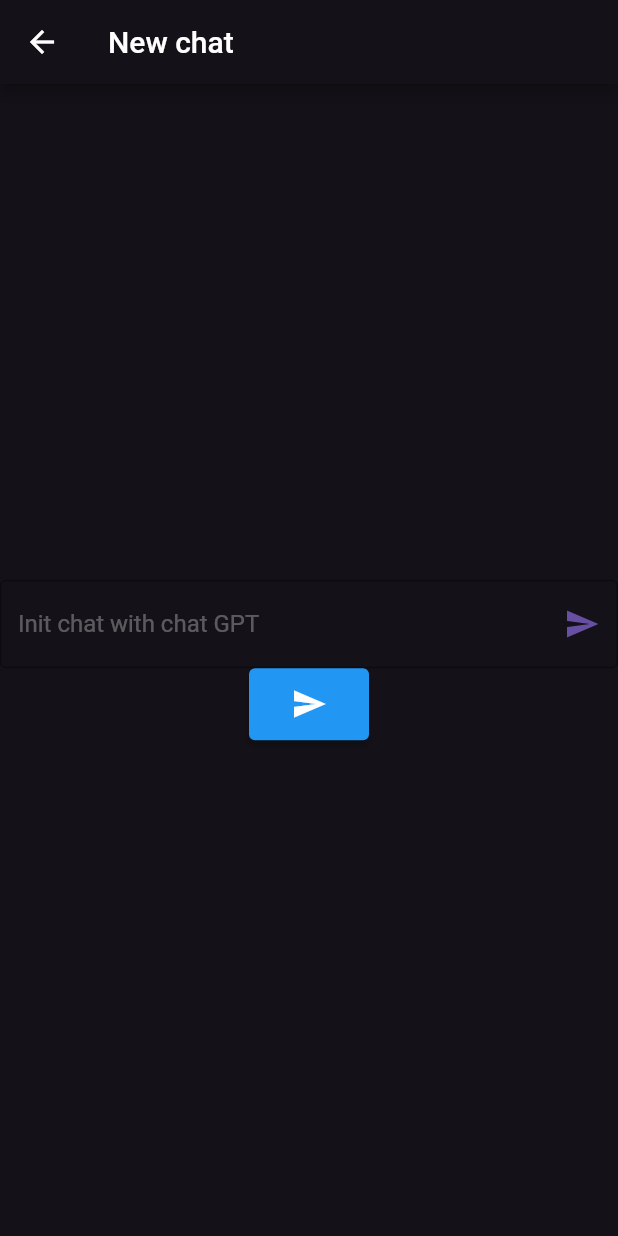
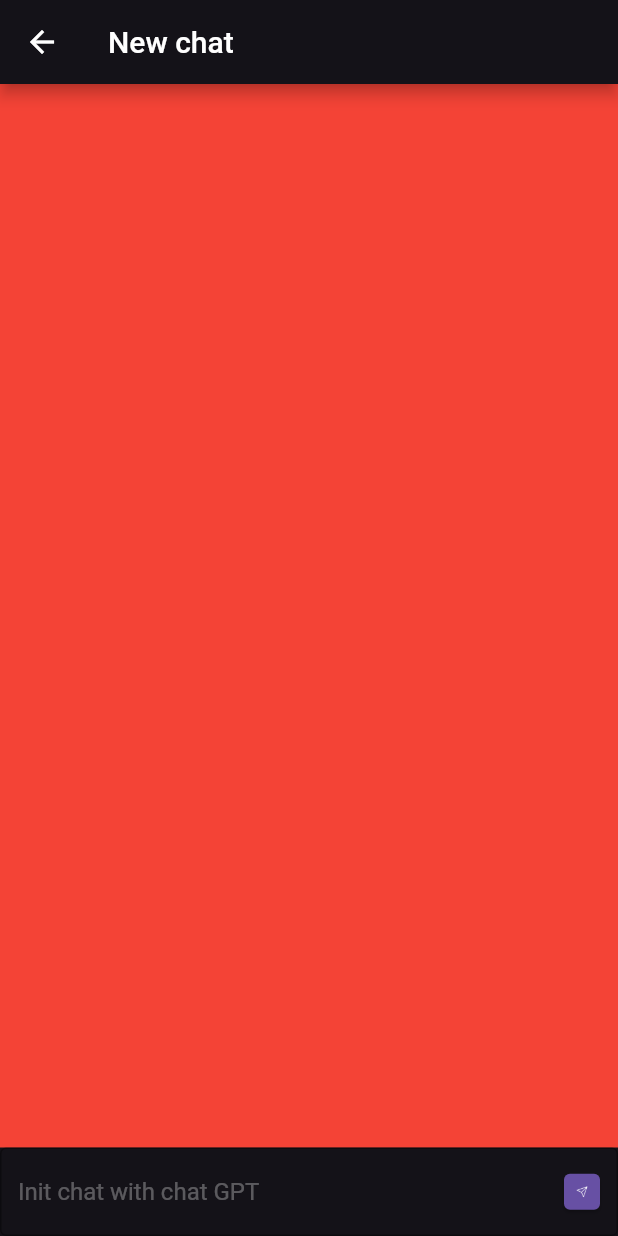
Before and after one commit to spolaorthays/gpt-flutter, a Flutter app: the ChatWidget screen opened by its route, on a phone screen of 412 x 824 dp. Run offline on Flutter 3.47's test engine with Material 2 defaults, Android fonts, the phone set to English and light mode, and no system bars; our stand-ins replace dio, equatable, get_it, go_router, injectable, pretty_dio_logger.

Commit message:
ajustando layout do chat - pt1

```diff
--- a/gpt_flutter/lib/features/chat/presentation/chat_page.dart
+++ b/gpt_flutter/lib/features/chat/presentation/chat_page.dart
@@ -19,35 +19,23 @@ class ChatWidget extends StatelessWidget {
           ),
         ),
       ),
-      body: Stack(
+      body: Column(
         children: [
-          Column(
-            mainAxisAlignment: MainAxisAlignment.center,
-            children: [
-              const TextField(
+          Expanded(
+            child: Container(
+              color: Colors.red,
+              width: double.infinity,
+              height: double.infinity,
+            ),
+          ),
+          TextField(
             decoration: InputDecoration(
-                  border: OutlineInputBorder(
-                      /*borderSide: BorderSide(
-                      color: Colors.white30,
-                    ),*/
-                      ),
+              border: const OutlineInputBorder(),
               hintText: 'Init chat with chat GPT',
-                  hintStyle: TextStyle(
+              hintStyle: const TextStyle(
                 color: Colors.white30,
               ),
-                  suffixIcon: Icon(
-                    Icons.send,
-                    color: Color(0xFF6750A4),
-                  ), //Image.asset('assets/images/icon_send.png'),
-                  //suffixIconColor: Colors.white,
-                ),
-                style: TextStyle(
-                  color: Colors.white,
-                ),
-              ),
-              ElevatedButton(
-                onPressed: () => print('click in button'),
-                child: IconButton(
+              suffixIcon: IconButton(
                 onPressed: () {
                   final ChatService service = GetIt.I.get();
                   //service.getListModel(); //TODO pode pegar daqui o modelo
@@ -60,10 +48,34 @@ class ChatWidget extends StatelessWidget {
                       ChatRequest('gpt-3.5-turbo-16k-0613', messages);
                   final ChatResponse = service.getChatConversation(request);
                 },
-                  icon: const Icon(Icons.send),
+                icon: SizedBox(
+                  width: 70,
+                  height: 70,
+                  child: Align(
+                    alignment: Alignment.center,
+                    child: Card(
+                      color: const Color(0xFF6750A4),
+                      shape: const RoundedRectangleBorder(
+                        borderRadius: BorderRadius.all(
+                          Radius.circular(4),
                         ),
                       ),
-            ],
+                      child: Padding(
+                        padding: const EdgeInsets.all(8.0),
+                        child: Image.asset(
+                          'assets/images/icon_send.png',
+                          width: 20,
+                          height: 20,
+                        ),
+                      ),
+                    ),
+                  ),
+                ),
+              ),
+            ),
+            style: const TextStyle(
+              color: Colors.white,
+            ),
           ),
         ],
       ),
--- a/gpt_flutter/pubspec.yaml
+++ b/gpt_flutter/pubspec.yaml
@@ -35,3 +35,4 @@ flutter:
     - assets/images/icon_sun.png
     - assets/images/icon_ray.png
     - assets/images/icon_attention.png
+    - assets/images/icon_send.png
```
Lines whose indentation alone changed are shown as unchanged.
